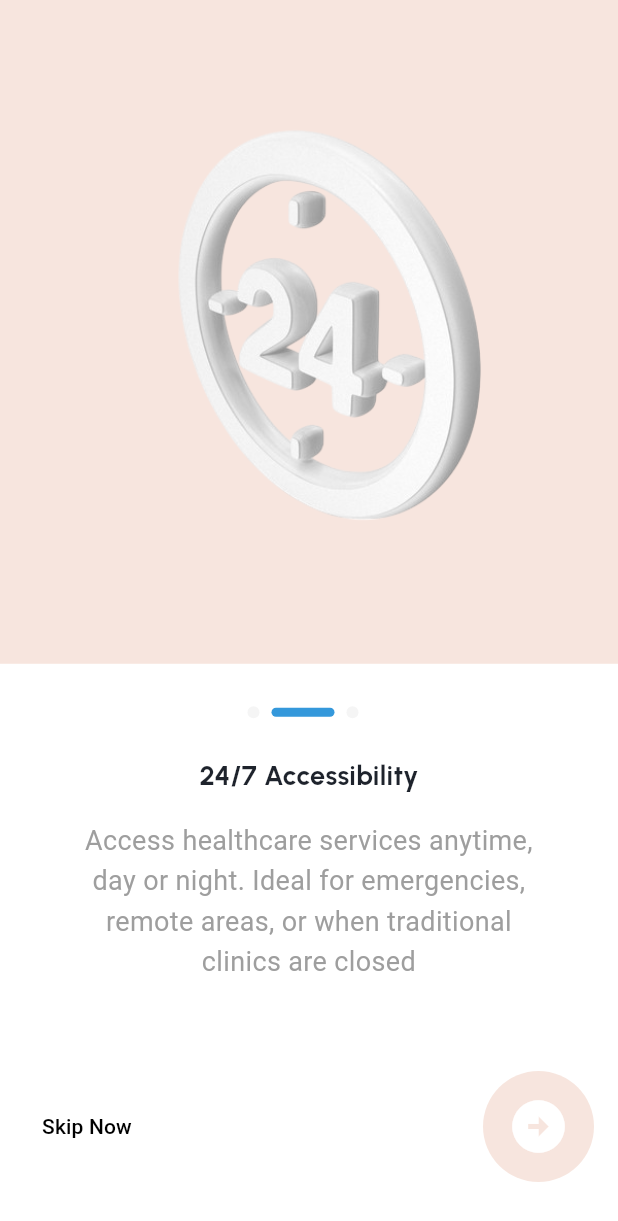
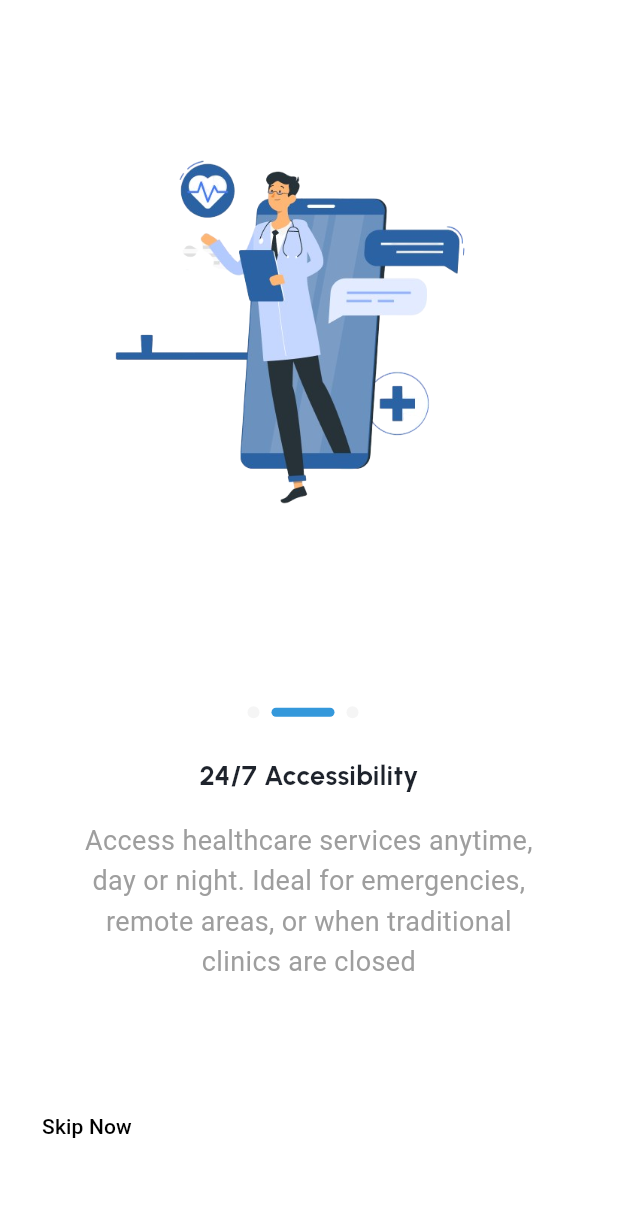
Before and after one commit to mahider-anmut/telemedicine-app, a Flutter app: the screen it shows after launch, swiped to page 2, on a phone screen of 412 x 824 dp. Shown: the top 1221 px of the screen. Run offline on Flutter 3.47's test engine with Material 3 defaults, Android fonts, the phone set to English and light mode, and no system bars; our stand-ins replace connectivity_plus, flutter_spinkit, fluttertoast, shared_preferences.

Commit message:
update intro page

```diff
--- a/lib/view/auth/introPage.dart
+++ b/lib/view/auth/introPage.dart
@@ -76,7 +76,7 @@ class _IntroScreenState extends State<IntroScreen> {
               itemBuilder: (BuildContext context, int index){
                 return IntroWidget(
                   index: index,
-                  color: _pages[index]['color']=="primary"?AppTheme.getThemeExtension(context).primaryColor!:AppTheme.getThemeExtension(context).secondaryColor!,
+                  color: _pages[index]['color']=="primary"?AppTheme.getThemeExtension(context).primaryColor!:AppTheme.getThemeExtension(context).primaryBGColor!,
                   title: _pages[index]['title'],
                   description: _pages[index]['description'],
                   image: _pages[index]['image'],
```
Also changed, not shown: assets/images/intro/image2.png.
